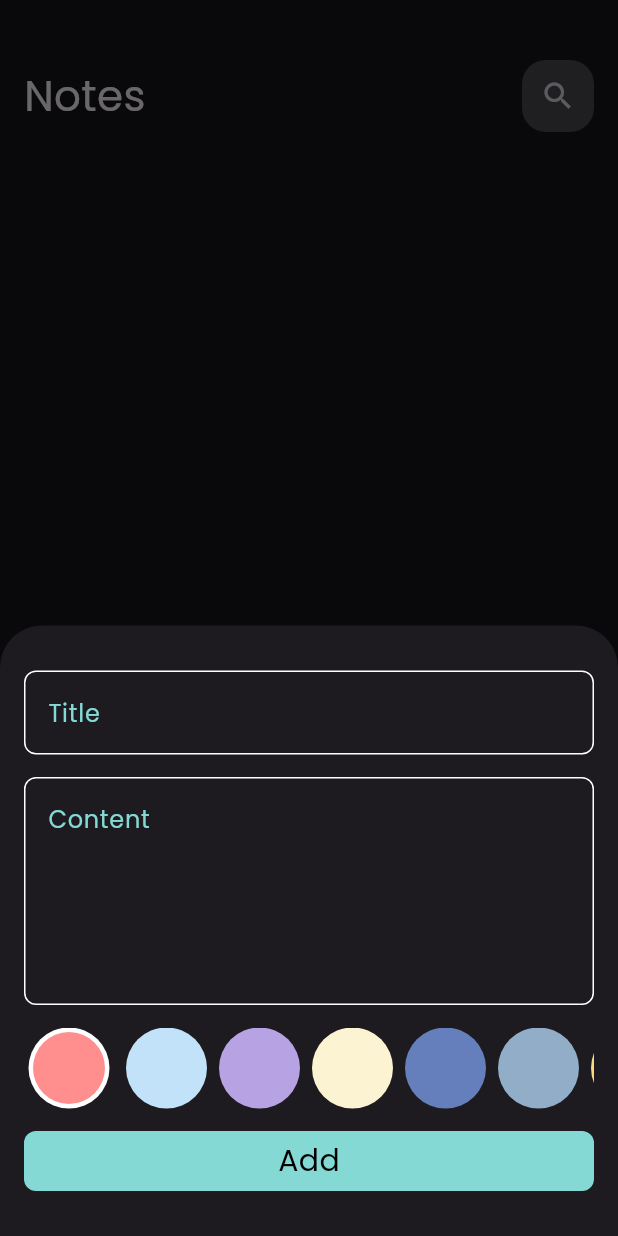
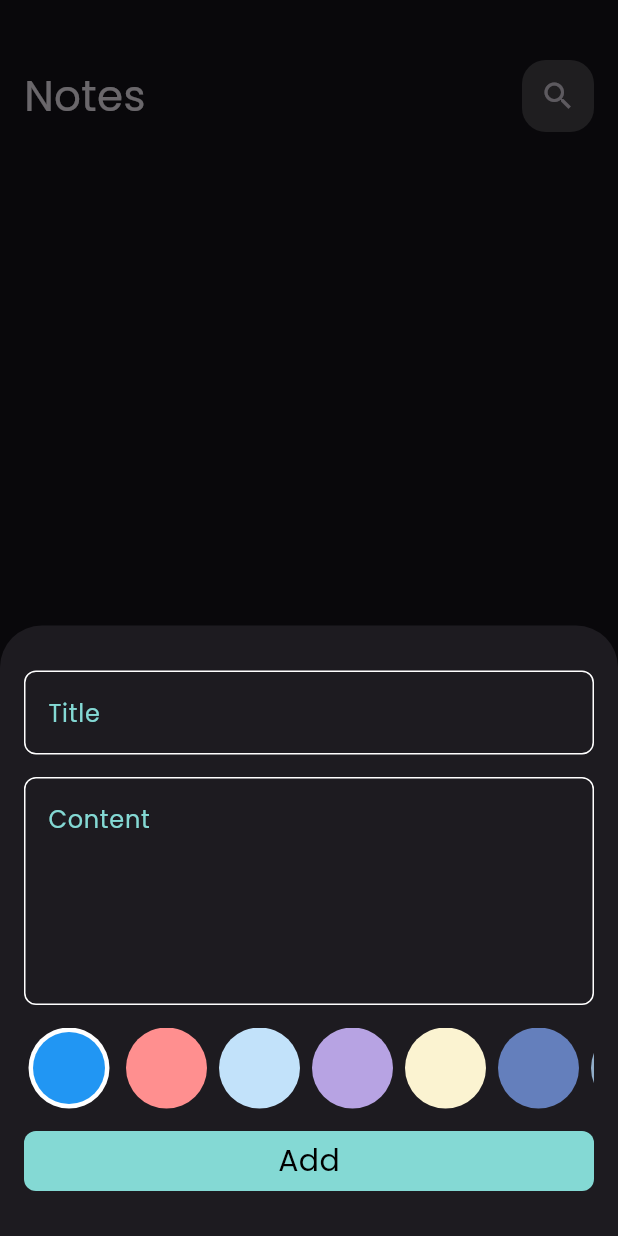
Before and after one commit to MohamedRafat-hub/Notify, a Flutter app: the screen it shows after launch, after a tap on the "add" icon, on a phone screen of 412 x 824 dp. Run offline on Flutter 3.47's test engine with Material 3 defaults, Android fonts, the phone set to English and light mode, and no system bars; our stand-ins replace bloc, flutter_bloc, font_awesome_flutter, hive, hive_flutter; accounts and stored records are empty.

Commit message:
Finish app

```diff
--- a/lib/cubits/add_note_cubit/add_note_cubit.dart
+++ b/lib/cubits/add_note_cubit/add_note_cubit.dart
@@ -1,4 +1,7 @@
+import 'dart:ui';
+
 import 'package:bloc/bloc.dart';
+import 'package:flutter/material.dart';
 import 'package:hive/hive.dart';
 import 'package:meta/meta.dart';
 import 'package:tasky_app/constants.dart';
@@ -8,9 +11,10 @@ part 'add_note_state.dart';
 
 class AddNoteCubit extends Cubit<AddNoteState> {
   AddNoteCubit() : super(AddNoteInitial());
-
+  Color color =  Colors.blue;
   addNote(NoteModel note) async
   {
+    note.color = color.value;
    try {
      emit(AddNoteLoading());
      var notesBox = Hive.box<NoteModel>(KNotesBox);  // Reference on notesBox
--- a/lib/main.dart
+++ b/lib/main.dart
@@ -25,6 +25,7 @@ class TaskyApp extends StatelessWidget {
     return BlocProvider(
       create: (context) => GetNotesCubit(),
       child: MaterialApp(
+        debugShowCheckedModeBanner: false,
         home: NotesView(),
         theme: ThemeData(
           brightness: Brightness.dark,
--- a/lib/models/note_model.dart
+++ b/lib/models/note_model.dart
@@ -8,9 +8,9 @@ class NoteModel extends HiveObject
   @HiveField(1)
    String subTitle;
   @HiveField(2)
-  final String date;
+   String date;
   @HiveField(3)
-  final double color;
+  int color;
 
   NoteModel({required this.title,required this.subTitle,required this.date,required this.color});
 }
--- a/lib/widgets/add_note_form.dart
+++ b/lib/widgets/add_note_form.dart
@@ -75,7 +75,7 @@ class _AddNoteFormState extends State<AddNoteForm> {
                           subTitle: subTitle!,
                           date:
                               '${DateTime.now().day}/${DateTime.now().month}/${DateTime.now().year}',
-                          color: Colors.blue.r);
+                          color: Colors.blue.value);
                       BlocProvider.of<AddNoteCubit>(context).addNote(note);
                     } else {
                       autoValidateMode = AutovalidateMode.always;
@@ -126,7 +126,8 @@ class ColorsListView extends StatefulWidget {
 class _ColorsListViewState extends State<ColorsListView> {
   int currentIndex = 0;
 
-  List<Color> colors = [
+  List<Color> colors = const [
+    Colors.blue,
     Color(0xFFFF8F8F),
     Color(0xFFC2E2FA),
     Color(0xFFB7A3E3),
@@ -134,7 +135,6 @@ class _ColorsListViewState extends State<ColorsListView> {
     Color(0xFF647FBC),
     Color(0xFF91ADC8),
     Color(0xFFFADA7A),
-    Colors.blue,
     Colors.orange,
     Colors.amberAccent,
     Colors.greenAccent,
@@ -153,6 +153,7 @@ class _ColorsListViewState extends State<ColorsListView> {
             child:  GestureDetector(
               onTap: (){
                 currentIndex = index;
+                BlocProvider.of<AddNoteCubit>(context).color = colors[index];
                 setState(() {
 
                 });
```
Also changed, not shown: lib/widgets/note_item.dart (+31 -4 lines), lib/models/note_model.g.dart.
